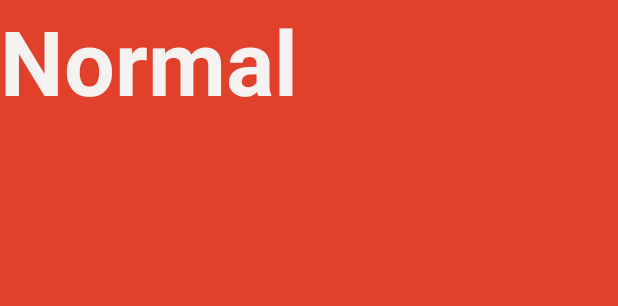
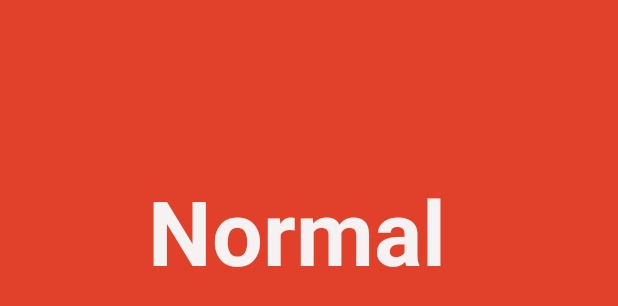
Before and after one commit to Mcglonec2/355-Android-Project, an Android app: the layout difficulty_screen.xml on its own in the app's theme, with its tools: preview values and no code run, on a phone screen of 412 x 824 dp. Shown: the top 306 px of the screen. Run offline under Robolectric (Android 15) with nearby library versions, the phone set to English and light mode, and no system bars.

```diff
--- a/app/src/main/AndroidManifest.xml
+++ b/app/src/main/AndroidManifest.xml
@@ -19,6 +19,7 @@
                 <category android:name="android.intent.category.LAUNCHER" />
             </intent-filter>
         </activity>
+        <activity android:name=".DifficultyScreen"></activity>
     </application>
 
 </manifest>
--- a/app/src/main/res/layout/difficulty_screen.xml
+++ b/app/src/main/res/layout/difficulty_screen.xml
@@ -1,5 +1,6 @@
 <?xml version="1.0" encoding="utf-8"?>
 <androidx.constraintlayout.widget.ConstraintLayout xmlns:android="http://schemas.android.com/apk/res/android"
+    xmlns:app="http://schemas.android.com/apk/res-auto"
     xmlns:tools="http://schemas.android.com/tools"
     android:layout_width="match_parent"
     android:layout_height="match_parent"
@@ -13,6 +14,10 @@
         android:textColor="#F6F2F2"
         android:textSize="60sp"
         android:textStyle="bold"
-        tools:layout_editor_absoluteX="285dp"
-        tools:layout_editor_absoluteY="77dp" />
+        app:layout_constraintBottom_toBottomOf="parent"
+        app:layout_constraintEnd_toEndOf="parent"
+        app:layout_constraintHorizontal_bias="0.497"
+        app:layout_constraintStart_toStartOf="parent"
+        app:layout_constraintTop_toTopOf="parent"
+        app:layout_constraintVertical_bias="0.154" />
 </androidx.constraintlayout.widget.ConstraintLayout>
```
Also changed, not shown: app/src/main/java/com/example/fimas/DifficultyScreen.java (added, +14 -0 lines), app/src/main/java/com/example/fimas/MainActivity.java (+18 -0 lines), app/src/main/res/layout/activity_main.xml (+4 -4 lines).
